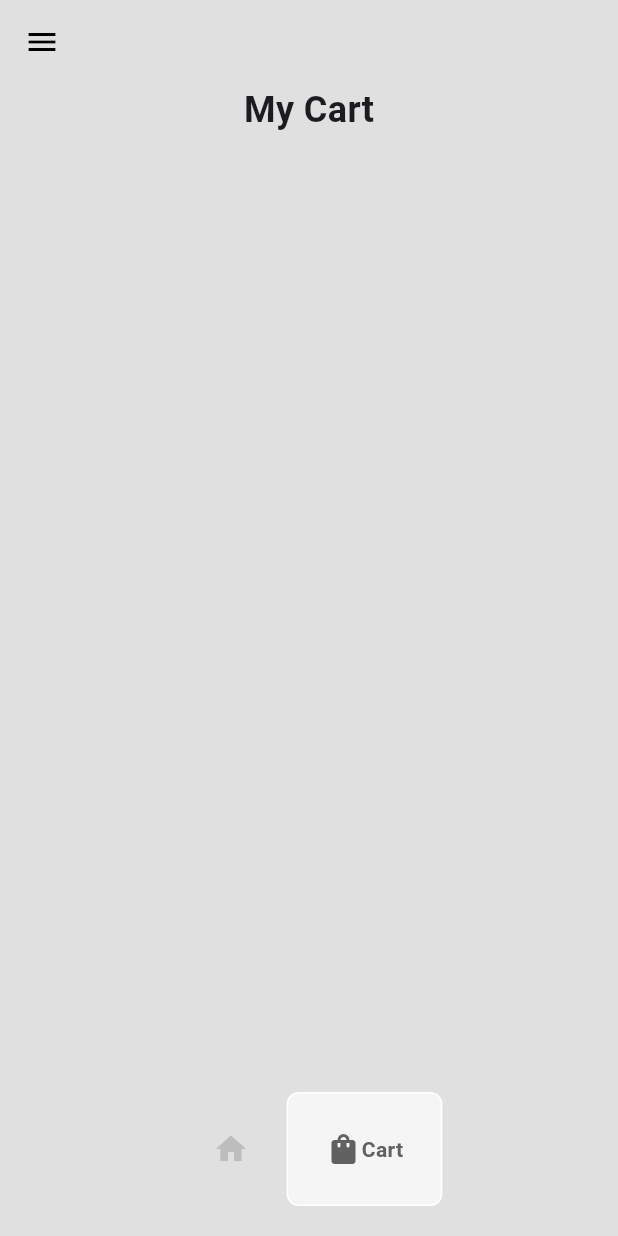
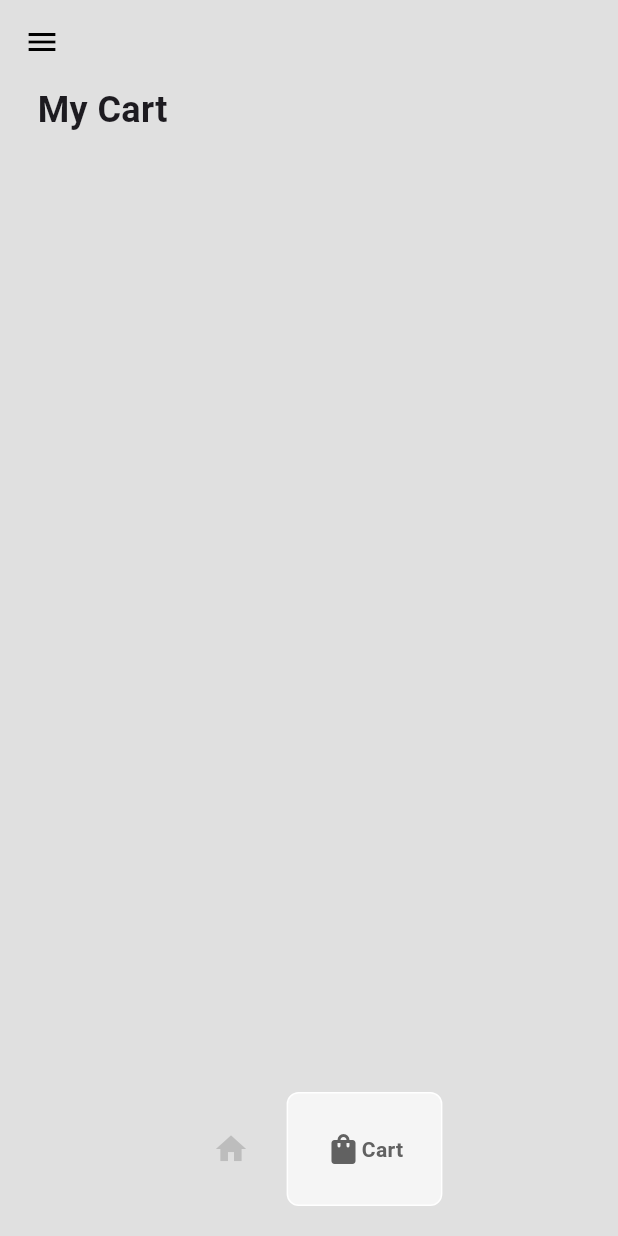
Before and after one commit to takumade/sneaker, a Flutter app: the HomePage screen opened directly, item 2 of the bottom bar chosen, on a phone screen of 412 x 824 dp. Run offline on Flutter 3.47's test engine with Material 3 defaults, Android fonts, the phone set to English and light mode, and no system bars; drawn by our look-alikes of google_nav_bar.

Commit message:
Add const srtuff

```diff
--- a/lib/components/cart_item.dart
+++ b/lib/components/cart_item.dart
@@ -27,12 +27,12 @@ class _CartItemState extends State<CartItem> {
         color: Colors.grey[100],
         borderRadius: BorderRadius.circular(8)
       ),
-      margin: EdgeInsets.only(bottom: 10),
+      margin: const EdgeInsets.only(bottom: 10),
       child: ListTile(
         leading: Image.asset(widget.shoe.imagePath),
         title: Text(widget.shoe.name),
         subtitle: Text(widget.shoe.price),
-        trailing: IconButton(onPressed: removeItemFromCart, icon: Icon(Icons.delete, color: Colors.red,)),
+        trailing: IconButton(onPressed: removeItemFromCart, icon: const Icon(Icons.delete)),
       ),
     );
   }
--- a/lib/pages/cart_page.dart
+++ b/lib/pages/cart_page.dart
@@ -18,6 +18,7 @@ class _CartPageState extends State<CartPage> {
       builder:(context, value, child) => Padding(
         padding: EdgeInsets.symmetric(horizontal: 25),
         child: Column(
+          crossAxisAlignment: CrossAxisAlignment.start,
           children: [
 
             const Text("My Cart",
@@ -25,7 +26,7 @@ class _CartPageState extends State<CartPage> {
 
             ),
 
-            const SizedBox(height: 10,),
+            const SizedBox(height: 25,),
 
             Expanded(child:
 
```
